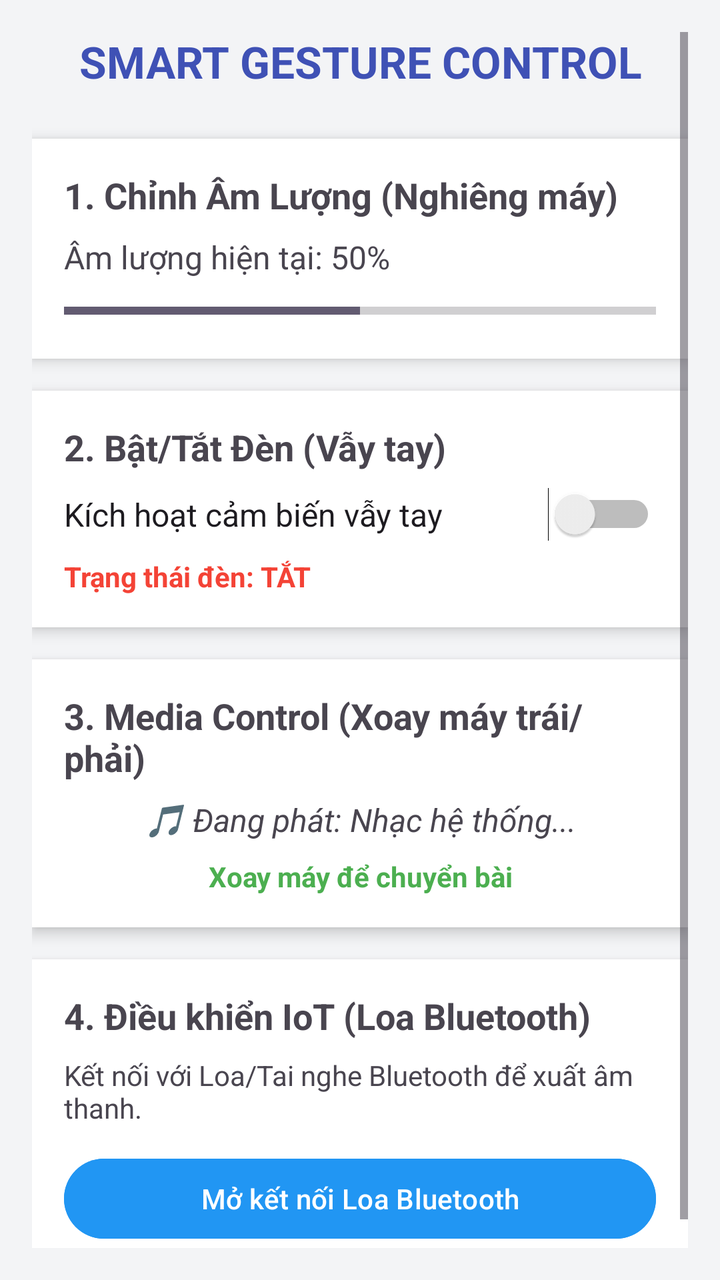
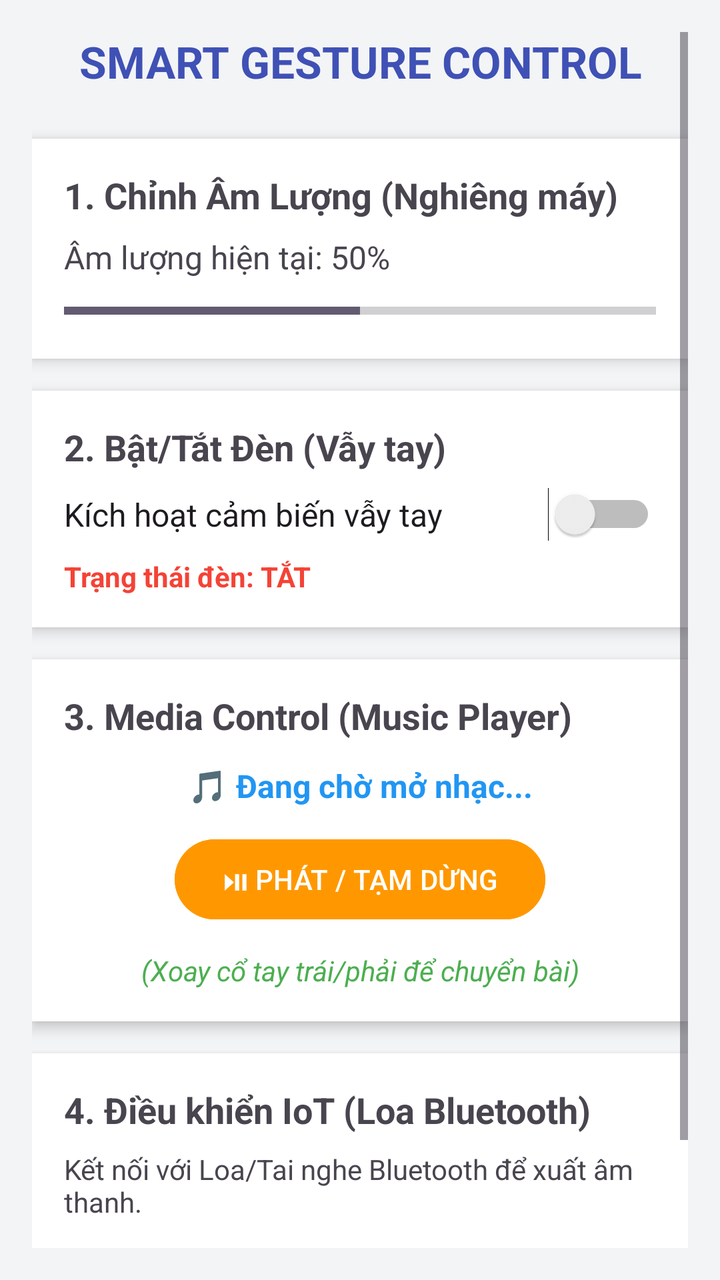

Two renders of the same Android screen: before a commit and after it. Below are the layout's source before the change and the commit's diff.
<!-- AndroidManifest.xml: application theme Theme.SmartControl -->
<!-- res/layout/activity_main.xml -->
<?xml version="1.0" encoding="utf-8"?>
<ScrollView xmlns:android="http://schemas.android.com/apk/res/android"
    android:id="@+id/mainLayout"
    android:layout_width="match_parent"
    android:layout_height="match_parent"
    android:background="#F3F4F6"
    android:padding="16dp">

    <LinearLayout
        android:layout_width="match_parent"
        android:layout_height="wrap_content"
        android:orientation="vertical">

        <TextView
            android:layout_width="match_parent"
            android:layout_height="wrap_content"
            android:text="SMART GESTURE CONTROL"
            android:textAlignment="center"
            android:textColor="#3F51B5"
            android:textSize="22sp"
            android:textStyle="bold"
            android:layout_marginBottom="24dp"/>

        <LinearLayout
            android:layout_width="match_parent"
            android:layout_height="wrap_content"
            android:background="#FFFFFF"
            android:orientation="vertical"
            android:padding="16dp"
            android:elevation="4dp"
            android:layout_marginBottom="16dp">

            <TextView
                android:layout_width="wrap_content"
                android:layout_height="wrap_content"
                android:text="1. Chỉnh Âm Lượng (Nghiêng máy)"
                android:textStyle="bold"
                android:textSize="18sp"/>

            <TextView
                android:id="@+id/tvVolume"
                android:layout_width="wrap_content"
                android:layout_height="wrap_content"
                android:text="Âm lượng hiện tại: 50%"
                android:layout_marginTop="8dp"
                android:textSize="16sp"/>

            <ProgressBar
                android:id="@+id/progressVolume"
                style="?android:attr/progressBarStyleHorizontal"
                android:layout_width="match_parent"
                android:layout_height="wrap_content"
                android:max="100"
                android:progress="50"
                android:layout_marginTop="8dp"/>
        </LinearLayout>

        <LinearLayout
            android:layout_width="match_parent"
            android:layout_height="wrap_content"
            android:background="#FFFFFF"
            android:orientation="vertical"
            android:padding="16dp"
            android:elevation="4dp"
            android:layout_marginBottom="16dp">

            <TextView
                android:layout_width="wrap_content"
                android:layout_height="wrap_content"
                android:text="2. Bật/Tắt Đèn (Vẫy tay)"
                android:textStyle="bold"
                android:textSize="18sp"/>

            <Switch
                android:id="@+id/switchWaveSensor"
                android:layout_width="match_parent"
                android:layout_height="wrap_content"
                android:text="Kích hoạt cảm biến vẫy tay"
                android:layout_marginTop="8dp"
                android:textSize="16sp"/>

            <TextView
                android:id="@+id/tvLightStatus"
                android:layout_width="wrap_content"
                android:layout_height="wrap_content"
                android:text="Trạng thái đèn: TẮT"
                android:textColor="#F44336"
                android:layout_marginTop="8dp"
                android:textStyle="bold"/>
        </LinearLayout>

        <LinearLayout
            android:layout_width="match_parent"
            android:layout_height="wrap_content"
            android:background="#FFFFFF"
            android:orientation="vertical"
            android:padding="16dp"
            android:elevation="4dp"
            android:layout_marginBottom="16dp">

            <TextView
                android:layout_width="wrap_content"
                android:layout_height="wrap_content"
                android:text="3. Media Control (Xoay máy trái/phải)"
                android:textStyle="bold"
                android:textSize="18sp"/>

            <TextView
                android:layout_width="match_parent"
                android:layout_height="wrap_content"
                android:text="🎵 Đang phát: Nhạc hệ thống..."
                android:textSize="16sp"
                android:layout_marginTop="8dp"
                android:textStyle="italic"
                android:textAlignment="center"/>

            <TextView
                android:id="@+id/tvMediaAction"
                android:layout_width="match_parent"
                android:layout_height="wrap_content"
                android:text="Xoay máy để chuyển bài"
                android:layout_marginTop="8dp"
                android:textAlignment="center"
                android:textColor="#4CAF50"
                android:textStyle="bold"/>
        </LinearLayout>

        <LinearLayout
            android:layout_width="match_parent"
            android:layout_height="wrap_content"
            android:background="#FFFFFF"
            android:orientation="vertical"
            android:padding="16dp"
            android:elevation="4dp"
            android:layout_marginBottom="16dp">

            <TextView
                android:layout_width="wrap_content"
                android:layout_height="wrap_content"
                android:text="4. Điều khiển IoT (Loa Bluetooth)"
                android:textStyle="bold"
                android:textSize="18sp"/>

            <TextView
                android:layout_width="match_parent"
                android:layout_height="wrap_content"
                android:text="Kết nối với Loa/Tai nghe Bluetooth để xuất âm thanh."
                android:textSize="14sp"
                android:layout_marginTop="8dp"/>

            <Button
                android:id="@+id/btnConnectBluetooth"
                android:layout_width="match_parent"
                android:layout_height="wrap_content"
                android:text="Mở kết nối Loa Bluetooth"
                android:layout_marginTop="12dp"
                android:backgroundTint="#2196F3"/>
        </LinearLayout>

    </LinearLayout>
</ScrollView>
<!-- resources referenced by this layout -->
<resources>
  <style name="Theme.SmartControl" parent="Base.Theme.SmartControl" />
  <style name="Base.Theme.SmartControl" parent="Theme.Material3.DayNight.NoActionBar">
          
          
      </style>
</resources>

<!-- the commit's change to res/layout/activity_main.xml (unified diff, before → after) -->
@@ -101,28 +101,39 @@
             <TextView
                 android:layout_width="wrap_content"
                 android:layout_height="wrap_content"
-                android:text="3. Media Control (Xoay máy trái/phải)"
+                android:text="3. Media Control (Music Player)"
                 android:textStyle="bold"
                 android:textSize="18sp"/>
 
             <TextView
+                android:id="@+id/tvSongName"
                 android:layout_width="match_parent"
                 android:layout_height="wrap_content"
-                android:text="🎵 Đang phát: Nhạc hệ thống..."
+                android:text="🎵 Đang chờ mở nhạc..."
                 android:textSize="16sp"
-                android:layout_marginTop="8dp"
-                android:textStyle="italic"
+                android:layout_marginTop="12dp"
+                android:textColor="#2196F3"
+                android:textStyle="bold"
                 android:textAlignment="center"/>
+
+            <Button
+                android:id="@+id/btnPlayPause"
+                android:layout_width="wrap_content"
+                android:layout_height="wrap_content"
+                android:text="⏯ PHÁT / TẠM DỪNG"
+                android:layout_gravity="center"
+                android:layout_marginTop="12dp"
+                android:backgroundTint="#FF9800"/>
 
             <TextView
                 android:id="@+id/tvMediaAction"
                 android:layout_width="match_parent"
                 android:layout_height="wrap_content"
-                android:text="Xoay máy để chuyển bài"
-                android:layout_marginTop="8dp"
+                android:text="(Xoay cổ tay trái/phải để chuyển bài)"
+                android:layout_marginTop="12dp"
                 android:textAlignment="center"
                 android:textColor="#4CAF50"
-                android:textStyle="bold"/>
+                android:textStyle="italic"/>
         </LinearLayout>
 
         <LinearLayout
